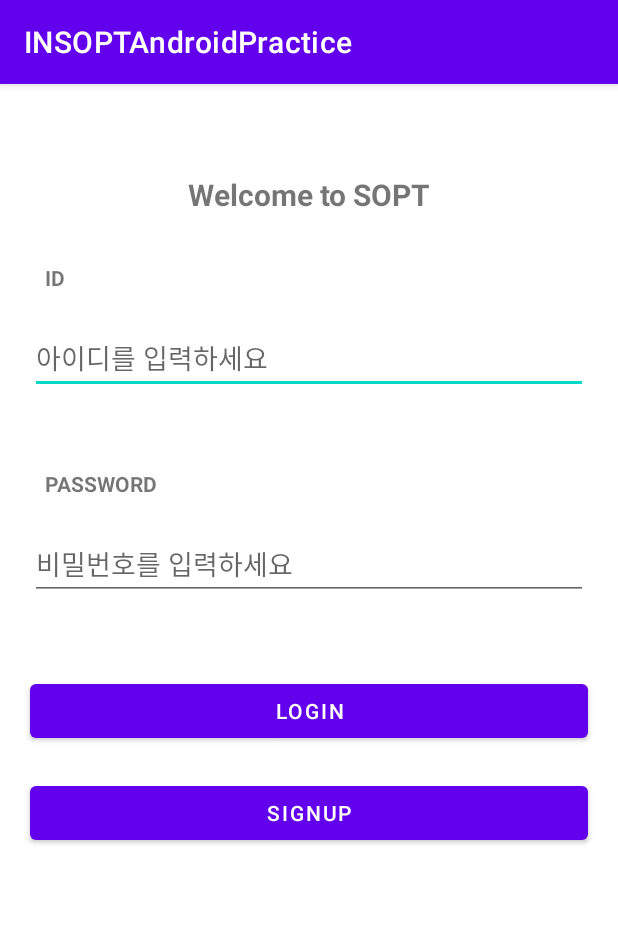
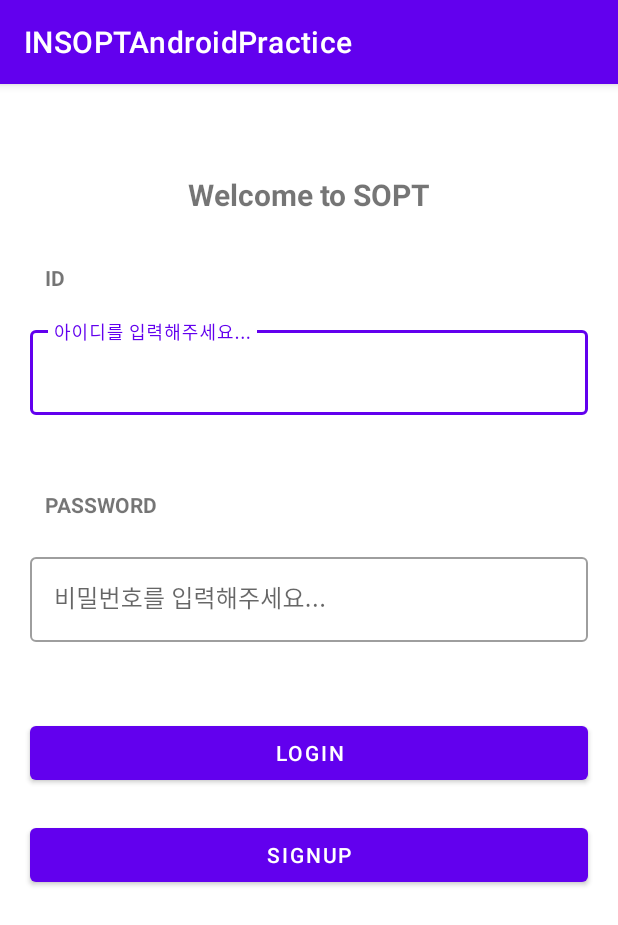
Before and after one commit to IN-SOPT-ANDROID/suhyeon-lee, an Android app: the screen it shows after launch (LoginActivity), on a phone screen of 412 x 824 dp. Shown: the top 925 px of the screen. Run offline under Robolectric (Android 15) with nearby library versions, the phone set to English and light mode, and no system bars; libraries missing offline, so code that uses them is left out: com.jakewharton.retrofit2.

Commit message:
[6주차 과제] activity_login.xml에서 EditText > textInputLayout 변경

```diff
--- a/app/src/main/res/layout/activity_login.xml
+++ b/app/src/main/res/layout/activity_login.xml
@@ -27,14 +27,20 @@
         app:layout_constraintStart_toStartOf="parent"
         app:layout_constraintTop_toBottomOf="@id/txt_title" />
 
-    <EditText
+    <com.google.android.material.textfield.TextInputLayout
         android:id="@+id/id_input"
+        style="@style/Widget.MaterialComponents.TextInputLayout.OutlinedBox"
         android:layout_width="match_parent"
         android:layout_height="wrap_content"
         android:layout_marginTop="20dp"
         android:layout_marginHorizontal="20dp"
-        android:hint="아이디를 입력하세요"
-        app:layout_constraintTop_toBottomOf="@id/txt_id_title" />
+        app:layout_constraintTop_toBottomOf="@id/txt_id_title">
+
+        <com.google.android.material.textfield.TextInputEditText
+            android:layout_width="match_parent"
+            android:layout_height="wrap_content"
+            android:hint="아이디를 입력해주세요..." />
+    </com.google.android.material.textfield.TextInputLayout>
 
     <TextView
         android:id="@+id/txt_pw_title"
@@ -47,15 +53,20 @@
         app:layout_constraintStart_toStartOf="parent"
         app:layout_constraintTop_toBottomOf="@id/id_input" />
 
-    <EditText
+    <com.google.android.material.textfield.TextInputLayout
         android:id="@+id/pw_input"
+        style="@style/Widget.MaterialComponents.TextInputLayout.OutlinedBox"
         android:layout_width="match_parent"
         android:layout_height="wrap_content"
         android:layout_marginTop="20dp"
         android:layout_marginHorizontal="20dp"
-        android:hint="비밀번호를 입력하세요"
-        android:inputType="textPassword"
-        app:layout_constraintTop_toBottomOf="@id/txt_pw_title" />
+        app:layout_constraintTop_toBottomOf="@id/txt_pw_title">
+
+        <com.google.android.material.textfield.TextInputEditText
+            android:layout_width="match_parent"
+            android:layout_height="wrap_content"
+            android:hint="비밀번호를 입력해주세요..." />
+    </com.google.android.material.textfield.TextInputLayout>
 
     <Button
         android:id="@+id/btn_login"
```
